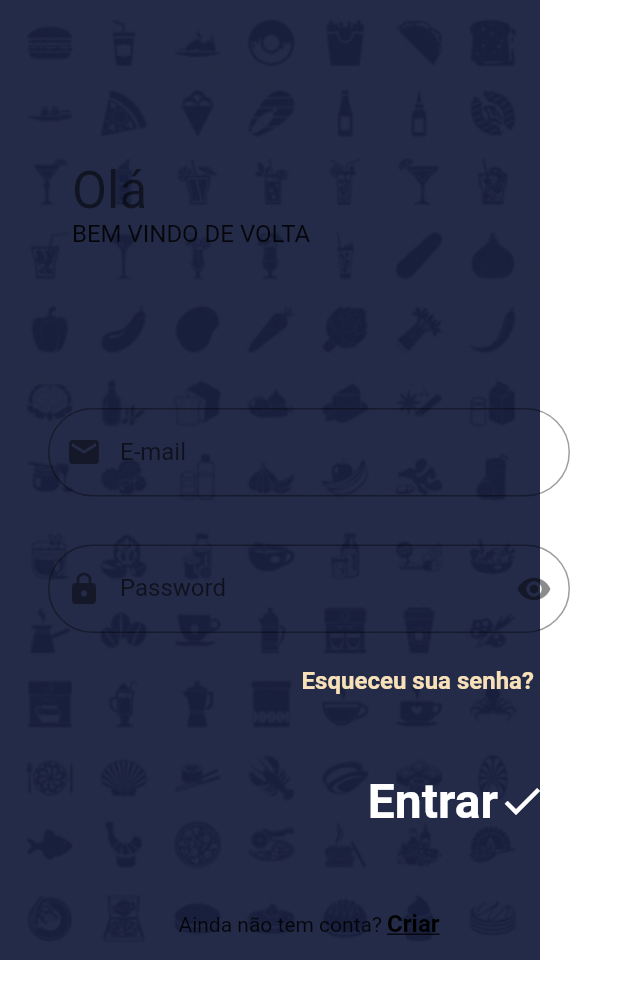
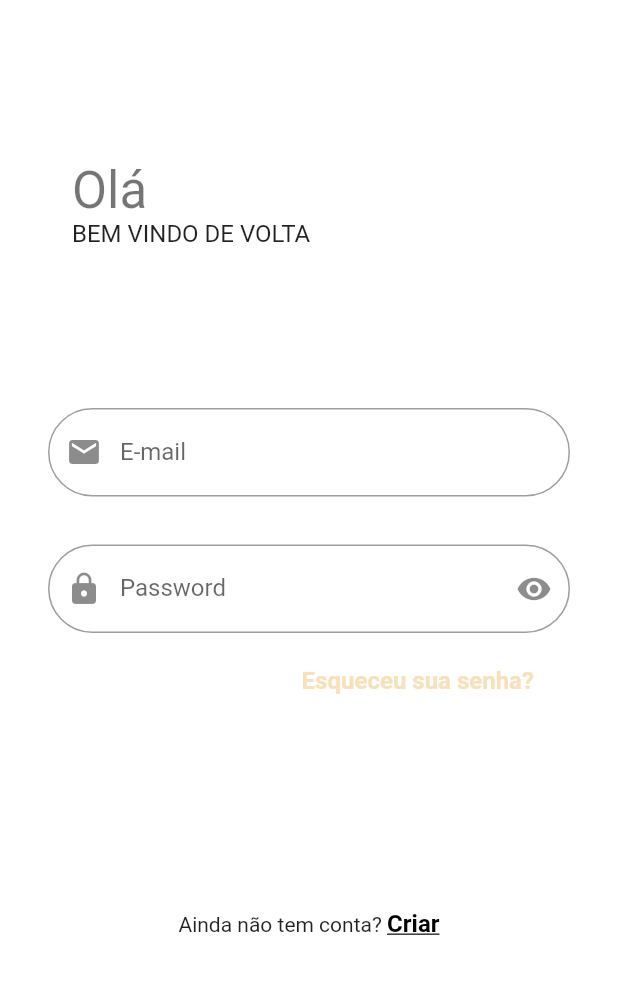
Before and after one commit to cl0v/nutri, a Flutter app: the screen it shows after launch, on a phone screen of 412 x 824 dp. Shown: the top 999 px of the screen. Run offline on Flutter 3.47's test engine with Material 2 defaults, Android fonts, the phone set to English and light mode, and no system bars; our stand-ins replace carousel_slider, get; accounts and stored records are empty.

Commit message:
working everything

```diff
--- a/lib/app/modules/login/views/login_view.dart
+++ b/lib/app/modules/login/views/login_view.dart
@@ -9,10 +9,10 @@ class LoginView extends GetView<LoginController> {
       backgroundColor: Colors.white,
       body: Stack(
         children: [
-          Image.asset(
-            'assets/Profile.jpg',
-            fit: BoxFit.fill,
-          ),
+          // Image.asset(
+          //   'assets/Profile.jpg',
+          //   fit: BoxFit.fill,
+          // ),
           ListView(
             children: [
               Container(
```
